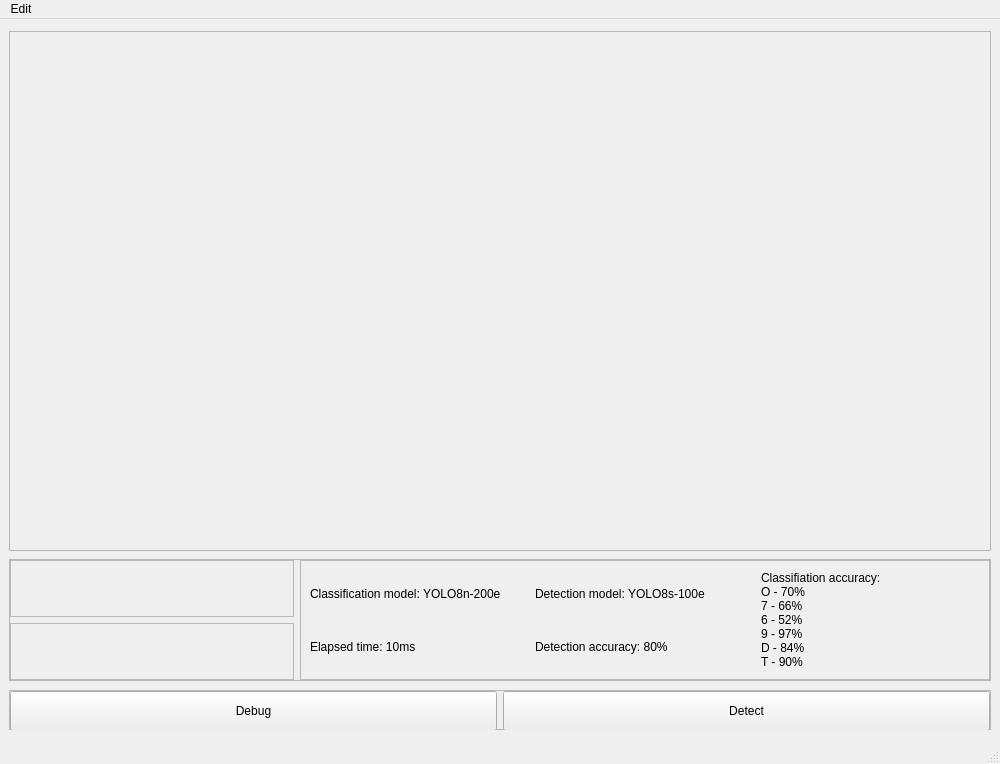
First picture: the form in design/ui/main.ui, repository donilpro/Car-Numberplate-Recognition, before the edit.
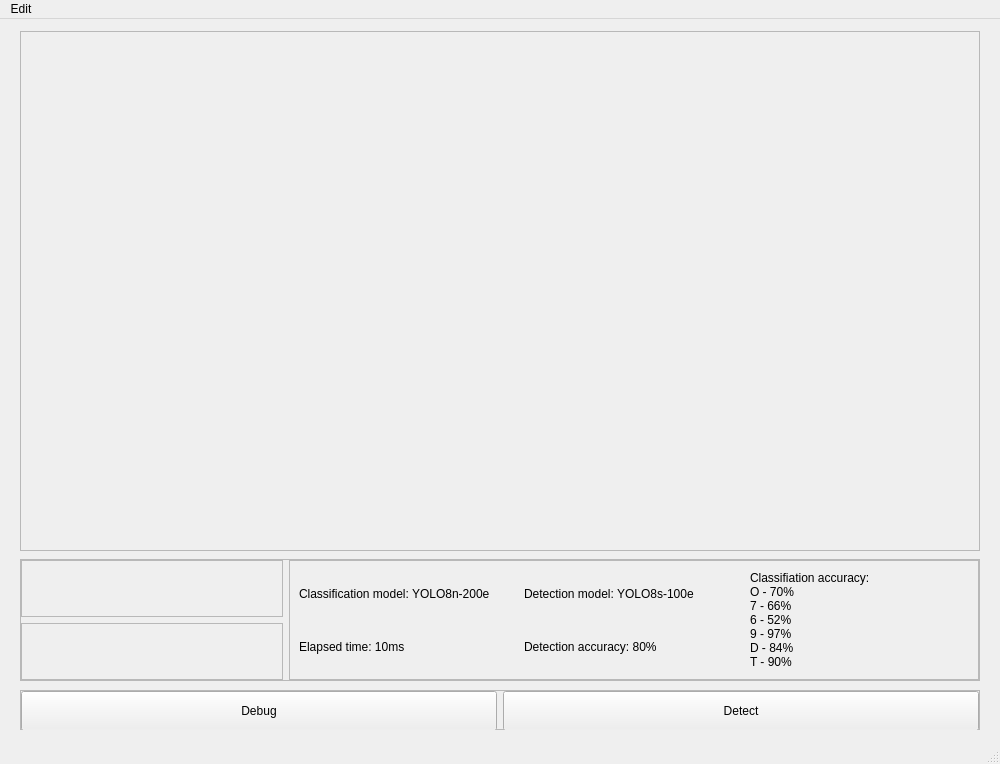
Second picture: the form after the edit.

The edit to the form file:
```diff
--- a/design/ui/main.ui
+++ b/design/ui/main.ui
@@ -21,7 +21,124 @@
   </property>
   <widget class="QWidget" name="centralwidget">
    <layout class="QGridLayout" name="gridLayout_2">
-    <item row="3" column="0">
+    <item row="1" column="1">
+     <widget class="QFrame" name="mainFrame">
+      <property name="minimumSize">
+       <size>
+        <width>960</width>
+        <height>520</height>
+       </size>
+      </property>
+      <property name="sizeIncrement">
+       <size>
+        <width>16</width>
+        <height>9</height>
+       </size>
+      </property>
+      <property name="frameShape">
+       <enum>QFrame::StyledPanel</enum>
+      </property>
+      <property name="frameShadow">
+       <enum>QFrame::Raised</enum>
+      </property>
+      <layout class="QGridLayout" name="gridLayout_3">
+       <property name="leftMargin">
+        <number>0</number>
+       </property>
+       <property name="topMargin">
+        <number>0</number>
+       </property>
+       <property name="rightMargin">
+        <number>0</number>
+       </property>
+       <property name="bottomMargin">
+        <number>0</number>
+       </property>
+       <property name="spacing">
+        <number>0</number>
+       </property>
+       <item row="0" column="0">
+        <widget class="QLabel" name="mainView">
+         <property name="sizePolicy">
+          <sizepolicy hsizetype="Preferred" vsizetype="Preferred">
+           <horstretch>0</horstretch>
+           <verstretch>0</verstretch>
+          </sizepolicy>
+         </property>
+         <property name="sizeIncrement">
+          <size>
+           <width>16</width>
+           <height>9</height>
+          </size>
+         </property>
+         <property name="text">
+          <string/>
+         </property>
+         <property name="alignment">
+          <set>Qt::AlignCenter</set>
+         </property>
+        </widget>
+       </item>
+      </layout>
+     </widget>
+    </item>
+    <item row="5" column="1">
+     <widget class="QFrame" name="frame_6">
+      <property name="minimumSize">
+       <size>
+        <width>960</width>
+        <height>40</height>
+       </size>
+      </property>
+      <property name="frameShape">
+       <enum>QFrame::StyledPanel</enum>
+      </property>
+      <property name="frameShadow">
+       <enum>QFrame::Raised</enum>
+      </property>
+      <layout class="QHBoxLayout" name="horizontalLayout">
+       <property name="leftMargin">
+        <number>0</number>
+       </property>
+       <property name="topMargin">
+        <number>0</number>
+       </property>
+       <property name="rightMargin">
+        <number>0</number>
+       </property>
+       <property name="bottomMargin">
+        <number>0</number>
+       </property>
+       <item>
+        <widget class="QPushButton" name="debugBtn">
+         <property name="minimumSize">
+          <size>
+           <width>0</width>
+           <height>40</height>
+          </size>
+         </property>
+         <property name="text">
+          <string>Debug</string>
+         </property>
+        </widget>
+       </item>
+       <item>
+        <widget class="QPushButton" name="detectBtn">
+         <property name="minimumSize">
+          <size>
+           <width>0</width>
+           <height>40</height>
+          </size>
+         </property>
+         <property name="text">
+          <string>Detect</string>
+         </property>
+        </widget>
+       </item>
+      </layout>
+     </widget>
+    </item>
+    <item row="3" column="1">
      <widget class="QFrame" name="frame_5">
       <property name="minimumSize">
        <size>
@@ -89,6 +206,9 @@
             <property name="text">
              <string/>
             </property>
+            <property name="alignment">
+             <set>Qt::AlignCenter</set>
+            </property>
            </widget>
           </item>
          </layout>
@@ -135,6 +255,9 @@
             <property name="text">
              <string/>
             </property>
+            <property name="alignment">
+             <set>Qt::AlignCenter</set>
+            </property>
            </widget>
           </item>
          </layout>
@@ -205,124 +328,7 @@
       </layout>
      </widget>
     </item>
-    <item row="1" column="0">
-     <widget class="QFrame" name="mainFrame">
-      <property name="minimumSize">
-       <size>
-        <width>960</width>
-        <height>520</height>
-       </size>
-      </property>
-      <property name="sizeIncrement">
-       <size>
-        <width>16</width>
-        <height>9</height>
-       </size>
-      </property>
-      <property name="frameShape">
-       <enum>QFrame::StyledPanel</enum>
-      </property>
-      <property name="frameShadow">
-       <enum>QFrame::Raised</enum>
-      </property>
-      <layout class="QGridLayout" name="gridLayout_3">
-       <property name="leftMargin">
-        <number>0</number>
-       </property>
-       <property name="topMargin">
-        <number>0</number>
-       </property>
-       <property name="rightMargin">
-        <number>0</number>
-       </property>
-       <property name="bottomMargin">
-        <number>0</number>
-       </property>
-       <property name="spacing">
-        <number>0</number>
-       </property>
-       <item row="0" column="0">
-        <widget class="QLabel" name="mainView">
-         <property name="sizePolicy">
-          <sizepolicy hsizetype="Preferred" vsizetype="Preferred">
-           <horstretch>0</horstretch>
-           <verstretch>0</verstretch>
-          </sizepolicy>
-         </property>
-         <property name="sizeIncrement">
-          <size>
-           <width>16</width>
-           <height>9</height>
-          </size>
-         </property>
-         <property name="text">
-          <string/>
-         </property>
-         <property name="alignment">
-          <set>Qt::AlignCenter</set>
-         </property>
-        </widget>
-       </item>
-      </layout>
-     </widget>
-    </item>
-    <item row="5" column="0">
-     <widget class="QFrame" name="frame_6">
-      <property name="minimumSize">
-       <size>
-        <width>960</width>
-        <height>40</height>
-       </size>
-      </property>
-      <property name="frameShape">
-       <enum>QFrame::StyledPanel</enum>
-      </property>
-      <property name="frameShadow">
-       <enum>QFrame::Raised</enum>
-      </property>
-      <layout class="QHBoxLayout" name="horizontalLayout">
-       <property name="leftMargin">
-        <number>0</number>
-       </property>
-       <property name="topMargin">
-        <number>0</number>
-       </property>
-       <property name="rightMargin">
-        <number>0</number>
-       </property>
-       <property name="bottomMargin">
-        <number>0</number>
-       </property>
-       <item>
-        <widget class="QPushButton" name="debugBtn">
-         <property name="minimumSize">
-          <size>
-           <width>0</width>
-           <height>40</height>
-          </size>
-         </property>
-         <property name="text">
-          <string>Debug</string>
-         </property>
-        </widget>
-       </item>
-       <item>
-        <widget class="QPushButton" name="detectBtn">
-         <property name="minimumSize">
-          <size>
-           <width>0</width>
-           <height>40</height>
-          </size>
-         </property>
-         <property name="text">
-          <string>Detect</string>
-         </property>
-        </widget>
-       </item>
-      </layout>
-     </widget>
-    </item>
-    <item row="4" column="0">
+    <item row="4" column="1">
      <spacer name="verticalSpacer">
       <property name="orientation">
        <enum>Qt::Vertical</enum>
@@ -335,33 +341,7 @@
       </property>
      </spacer>
     </item>
-    <item row="2" column="0">
-     <spacer name="verticalSpacer_2">
-      <property name="orientation">
-       <enum>Qt::Vertical</enum>
-      </property>
-      <property name="sizeHint" stdset="0">
-       <size>
-        <width>20</width>
-        <height>40</height>
-       </size>
-      </property>
-     </spacer>
-    </item>
-    <item row="6" column="0">
-     <spacer name="verticalSpacer_3">
-      <property name="orientation">
-       <enum>Qt::Vertical</enum>
-      </property>
-      <property name="sizeHint" stdset="0">
-       <size>
-        <width>20</width>
-        <height>40</height>
-       </size>
-      </property>
-     </spacer>
-    </item>
-    <item row="0" column="0">
+    <item row="0" column="1">
      <spacer name="verticalSpacer_4">
       <property name="orientation">
        <enum>Qt::Vertical</enum>
@@ -374,6 +354,58 @@
       </property>
      </spacer>
     </item>
+    <item row="6" column="1">
+     <spacer name="verticalSpacer_3">
+      <property name="orientation">
+       <enum>Qt::Vertical</enum>
+      </property>
+      <property name="sizeHint" stdset="0">
+       <size>
+        <width>20</width>
+        <height>40</height>
+       </size>
+      </property>
+     </spacer>
+    </item>
+    <item row="2" column="1">
+     <spacer name="verticalSpacer_2">
+      <property name="orientation">
+       <enum>Qt::Vertical</enum>
+      </property>
+      <property name="sizeHint" stdset="0">
+       <size>
+        <width>20</width>
+        <height>40</height>
+       </size>
+      </property>
+     </spacer>
+    </item>
+    <item row="3" column="2">
+     <spacer name="horizontalSpacer">
+      <property name="orientation">
+       <enum>Qt::Horizontal</enum>
+      </property>
+      <property name="sizeHint" stdset="0">
+       <size>
+        <width>40</width>
+        <height>20</height>
+       </size>
+      </property>
+     </spacer>
+    </item>
+    <item row="1" column="0">
+     <spacer name="horizontalSpacer_2">
+      <property name="orientation">
+       <enum>Qt::Horizontal</enum>
+      </property>
+      <property name="sizeHint" stdset="0">
+       <size>
+        <width>40</width>
+        <height>20</height>
+       </size>
+      </property>
+     </spacer>
+    </item>
    </layout>
   </widget>
   <widget class="QMenuBar" name="menubar">
```
